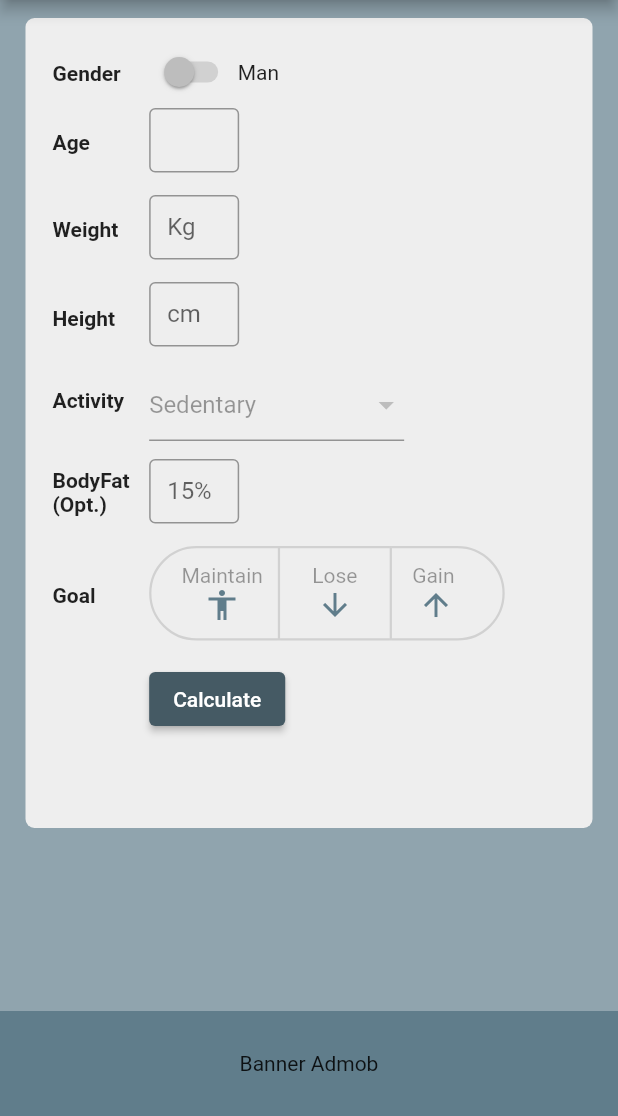
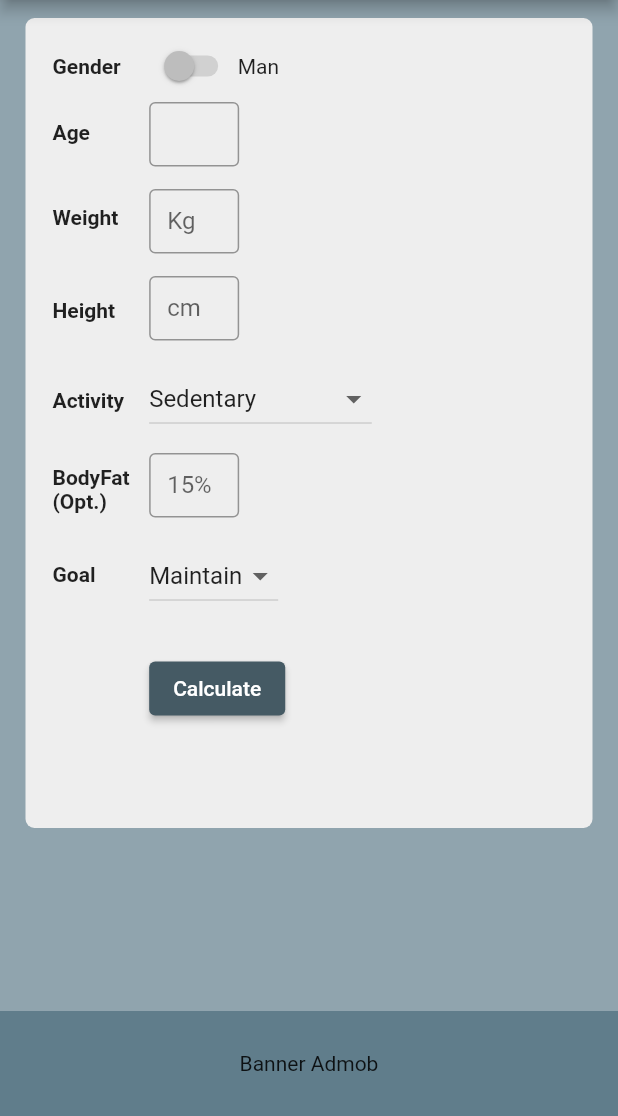
Before and after one commit to grcjariten/kilokallo, a Flutter app: the screen it shows after launch, on a phone screen of 412 x 824 dp, the part 120-1236 px from its top. Run offline on Flutter 3.47's test engine with Material 2 defaults, Android fonts, the phone set to English and light mode, and no system bars.

Commit message:
Fatto: -Fare funzionare il DropdownButtonFormfield per bene -Replicarlo anche per i GOALS
Cosa devo fare
-Fare funzionare i toggli
-Validare bene tutto (vd.sopra)
-Ragiona sulle equazioni e non scordare il discorso Metric/Imperial, se no è un casino dopo

```diff
--- a/lib/main.dart
+++ b/lib/main.dart
@@ -1,6 +1,7 @@
 import 'package:flutter/material.dart';
 
 void main() {
+
   runApp(
       const MyApp());
 }
@@ -18,12 +19,37 @@ class MyApp extends StatelessWidget {
   }
 }
 
-class MainPage extends StatelessWidget {
+
+
+class MainPage extends StatefulWidget {
   const MainPage({Key? key}) : super(key: key);
 
   @override
+  State<MainPage> createState() => _MainPageState();
+}
+
+class _MainPageState extends State<MainPage> {
+
+  String? selectedActivity = "Sedentary";
+  String? selectedGoal = "Maintain";
+  final formKey = GlobalKey<FormState>();
+
+
+  List<DropdownMenuItem<String>> activities =  const [
+    DropdownMenuItem(value: "Sedentary", child: Text("Sedentary")),
+    DropdownMenuItem(value: "Light", child: Text("Light Activity")),
+    DropdownMenuItem(value: "Moderate", child: Text("Moderate Activity")),
+    DropdownMenuItem(value: "High", child: Text("High Activity")),
+    DropdownMenuItem(value: "Elite", child: Text("Elite"))];
+
+  List<DropdownMenuItem<String>> goals =  const [
+    DropdownMenuItem(value: "Maintain", child: Text("Maintain")),
+    DropdownMenuItem(value: "Lose", child: Text("Lose")),
+    DropdownMenuItem(value: "Gain", child: Text("Gain"))];
+
+  @override
   Widget build(BuildContext context) {
-    final formKey = GlobalKey<FormState>();
+
 
     return Scaffold(
       resizeToAvoidBottomInset: true,
@@ -50,7 +76,7 @@ class MainPage extends StatelessWidget {
                 width: 400,
                 child:
                     Padding(
-                      padding: const EdgeInsets.fromLTRB(18,12,0,5),
+                      padding: const EdgeInsets.fromLTRB(18,8,0,5),
                       child:
                           Form(
                             key: formKey,
@@ -59,13 +85,13 @@ class MainPage extends StatelessWidget {
                                 Column(
                                   crossAxisAlignment: CrossAxisAlignment.start,
                                   children: [
-                                    fieldText("Gender",17),
-                                    fieldText("Age" , 13),
+                                    fieldText("Gender",16),
+                                    fieldText("Age" , 12),
                                     fieldText("Weight" , 29),
-                                    fieldText("Height" , 14),
-                                    fieldText("Activity" , 25),
-                                    fieldText("BodyFat\n(Opt.)" , 12),
-                                    fieldText("Goal" , 33),
+                                    fieldText("Height" , 17),
+                                    fieldText("Activity" , 27),
+                                    fieldText("BodyFat\n(Opt.)" , 8),
+                                    fieldText("Goal" , 25),
                                   ],
                                 ),
                                 Padding(
@@ -82,9 +108,9 @@ class MainPage extends StatelessWidget {
                                       fieldBox(60, "", null, false),
                                       fieldBox(60, "Kg", null, false),
                                       fieldBox(60, "cm", null, false),
-                                      activityBox(),
+                                      dropdownBox(activities, selectedActivity),
                                       fieldBox(60, "15%", null, true),
-                                      goals(),
+                                      dropdownBox(goals, selectedGoal),
                                       calculateButton(formKey)
                                     ],
                                   ),
@@ -194,7 +220,7 @@ class MainPage extends StatelessWidget {
           ),
           onPressed: () {
             if(key.currentState!.validate()) {
-              print("CIAO!");
+              //TODO: Inserire calcolo
             }
 
           }, child: const Text("Calculate")),
@@ -202,65 +228,24 @@ class MainPage extends StatelessWidget {
 
   }
 
-   Padding activityBox() {
+   Padding dropdownBox(List<DropdownMenuItem<String>> items, String? selectedValue) {
+
     return Padding(
       padding: const EdgeInsets.only(bottom: 12),
-      child: SizedBox(
-        width: 170,
-        child: DropdownButtonFormField(
-            value: 0,
-            items: const <DropdownMenuItem> [
-          DropdownMenuItem(
-              value: 0,
-              child: Text("Sedentary")),
-          DropdownMenuItem(
-              value: 1,
-              child: Text("Light Activity")),
-          DropdownMenuItem(
-              value: 2,
-              child: Text("Moderate Activity")),
-          DropdownMenuItem(
-              value: 3,
-              child: Text("High Activity")),
-          DropdownMenuItem(
-              value: 4,
-              child: Text("Elite")),
-        ]
-            , onChanged: null
-        ),
-      ),
+      child: DropdownButton<String>(
+          items: items,
+          onChanged: (value) {
+            selectedValue==selectedActivity?
+            setState(() {
+              selectedActivity = value;
+            })
+            : setState(() {
+              selectedGoal = value;
+            });
+
+          },
+          value: selectedValue,
+        )
     );
   }
-
-
-
-  ToggleButtons goals() {
-
-    Padding choice(String text, IconData iconData, double left, double top, double right, double bottom) {
-      return Padding(
-        padding: EdgeInsets.fromLTRB(left, top, right, bottom),
-        child: Column(
-          children: [
-            Text(text),
-            Icon(iconData, color: Colors.blueGrey,)
-          ],
-        ),
-      );
-    }
-
-    return ToggleButtons(
-      borderWidth: 1.5,
-      borderRadius: BorderRadius.circular(70),
-      borderColor: Colors.black,
-      isSelected: const [true, true, true],
-      children: [
-            choice("Maintain", Icons.accessibility, 20,10,10,10), //TODO: Rendili proporzionali alla larghezza schermo
-            choice(" Lose ", Icons.arrow_downward, 18,10,18,10),
-            choice(" Gain  ", Icons.arrow_upward, 10,10,25,10)
-          ],
-
-    );
-
-  }
-
 }
```
